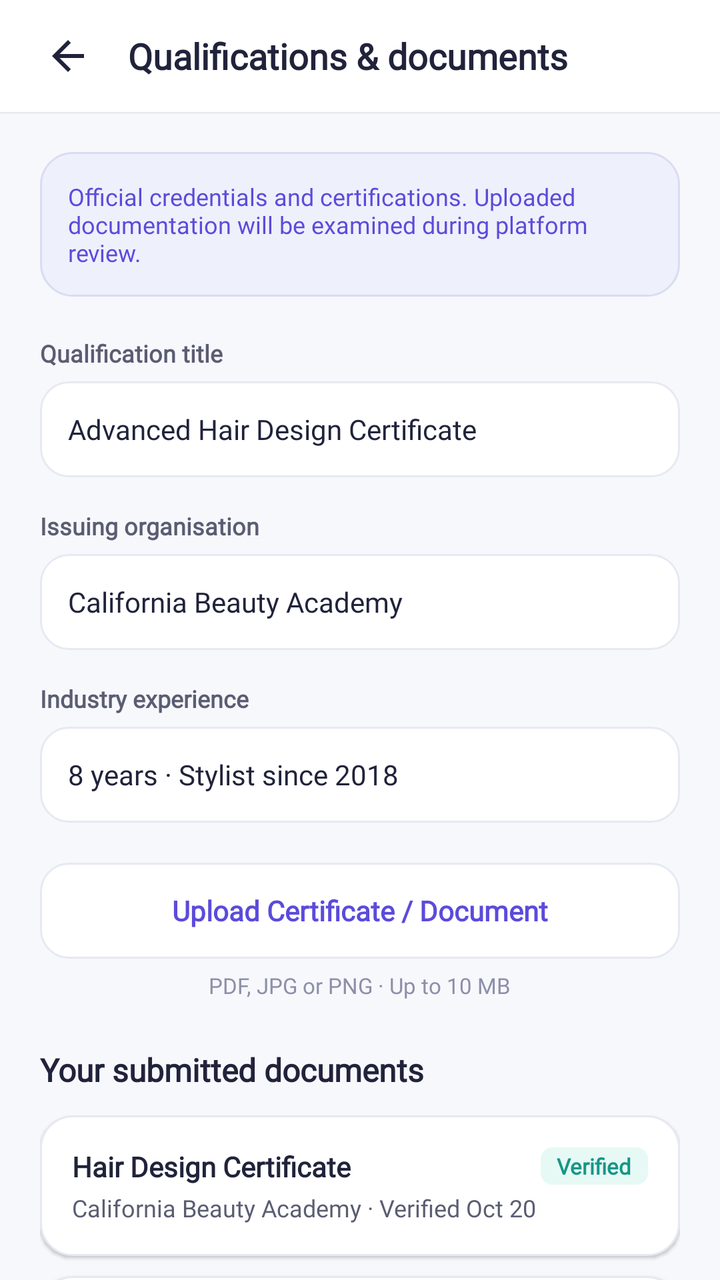
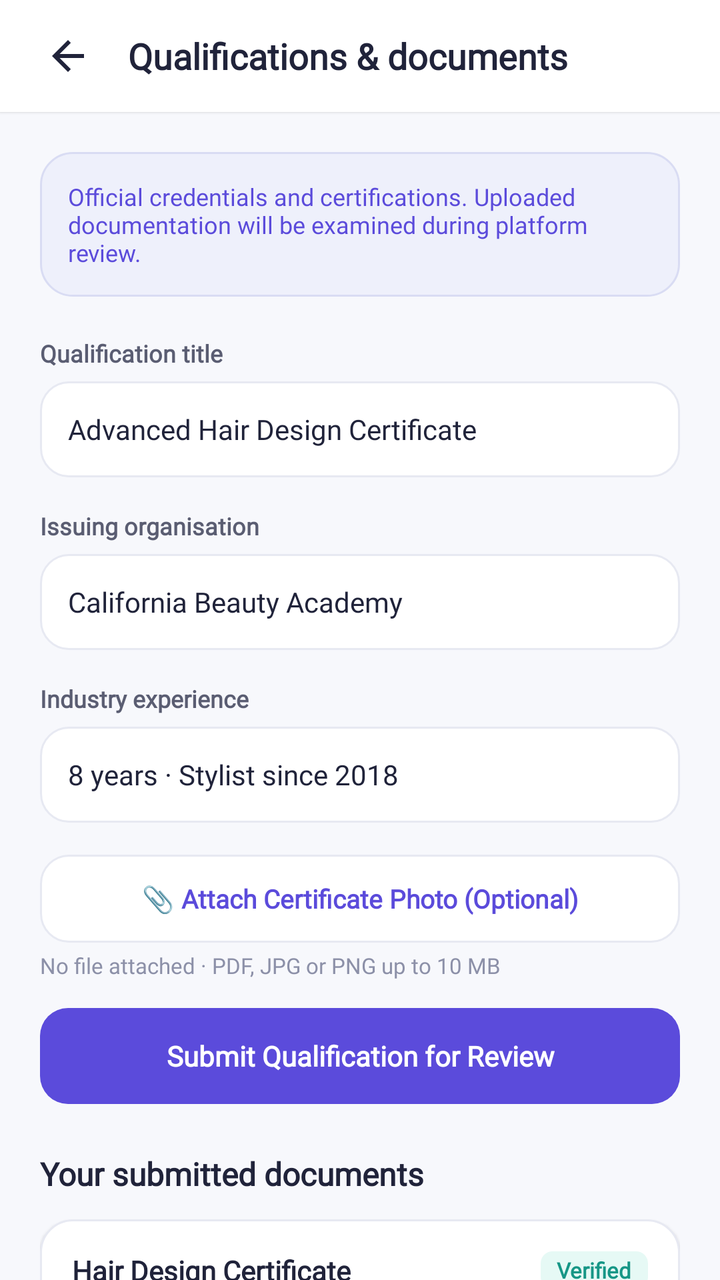

Screens rendered from an Android XML layout before and after an edit, with the pre-edit source and the edit as a unified diff.
<!-- AndroidManifest.xml: application theme Theme.BizBridgeApp -->
<!-- res/layout/fragment_owner_qualifications_documents.xml -->
<?xml version="1.0" encoding="utf-8"?>
<LinearLayout
    xmlns:android="http://schemas.android.com/apk/res/android"
    xmlns:app="http://schemas.android.com/apk/res-auto"
    android:layout_width="match_parent"
    android:layout_height="match_parent"
    android:background="@color/background"
    android:orientation="vertical">

    
    <RelativeLayout
        android:layout_width="match_parent"
        android:layout_height="56dp"
        android:background="@color/surface_white"
        android:elevation="1dp"
        android:paddingStart="16dp"
        android:paddingEnd="16dp">

        <ImageView
            android:id="@+id/btn_back_qualifications"
            android:layout_width="36dp"
            android:layout_height="36dp"
            android:layout_centerVertical="true"
            android:background="?attr/selectableItemBackgroundBorderless"
            android:contentDescription="Back"
            android:padding="6dp"
            android:src="@drawable/ic_arrow_back"
            app:tint="@color/text_primary" />

        <TextView
            android:layout_width="wrap_content"
            android:layout_height="wrap_content"
            android:layout_centerVertical="true"
            android:layout_marginStart="12dp"
            android:layout_toEndOf="@id/btn_back_qualifications"
            android:fontFamily="@font/inter_variable"
            android:text="Qualifications &amp; documents"
            android:textColor="@color/text_primary"
            android:textSize="18sp"
            android:textStyle="bold" />
    </RelativeLayout>

    <androidx.core.widget.NestedScrollView
        android:layout_width="match_parent"
        android:layout_height="0dp"
        android:layout_weight="1"
        android:fillViewport="true">

        <LinearLayout
            android:layout_width="match_parent"
            android:layout_height="wrap_content"
            android:orientation="vertical"
            android:padding="20dp">

            
            <TextView
                android:layout_width="match_parent"
                android:layout_height="wrap_content"
                android:background="@drawable/bg_card_lavender"
                android:fontFamily="@font/inter_variable"
                android:padding="14dp"
                android:text="Official credentials and certifications. Uploaded documentation will be examined during platform review."
                android:textColor="@color/primary"
                android:textSize="12sp" />

            
            <TextView
                android:layout_width="wrap_content"
                android:layout_height="wrap_content"
                android:layout_marginTop="20dp"
                android:fontFamily="@font/inter_variable"
                android:text="Qualification title"
                android:textColor="@color/text_secondary"
                android:textSize="12sp"
                android:textStyle="bold" />

            <EditText
                android:id="@+id/et_doc_qualification_title"
                android:layout_width="match_parent"
                android:layout_height="48dp"
                android:layout_marginTop="6dp"
                android:background="@drawable/bg_input_field"
                android:fontFamily="@font/inter_variable"
                android:paddingStart="14dp"
                android:paddingEnd="14dp"
                android:text="Advanced Hair Design Certificate"
                android:textColor="@color/text_primary"
                android:textSize="14sp" />

            
            <TextView
                android:layout_width="wrap_content"
                android:layout_height="wrap_content"
                android:layout_marginTop="16dp"
                android:fontFamily="@font/inter_variable"
                android:text="Issuing organisation"
                android:textColor="@color/text_secondary"
                android:textSize="12sp"
                android:textStyle="bold" />

            <EditText
                android:id="@+id/et_doc_issuing_org"
                android:layout_width="match_parent"
                android:layout_height="48dp"
                android:layout_marginTop="6dp"
                android:background="@drawable/bg_input_field"
                android:fontFamily="@font/inter_variable"
                android:paddingStart="14dp"
                android:paddingEnd="14dp"
                android:text="California Beauty Academy"
                android:textColor="@color/text_primary"
                android:textSize="14sp" />

            
            <TextView
                android:layout_width="wrap_content"
                android:layout_height="wrap_content"
                android:layout_marginTop="16dp"
                android:fontFamily="@font/inter_variable"
                android:text="Industry experience"
                android:textColor="@color/text_secondary"
                android:textSize="12sp"
                android:textStyle="bold" />

            <EditText
                android:id="@+id/et_doc_experience"
                android:layout_width="match_parent"
                android:layout_height="48dp"
                android:layout_marginTop="6dp"
                android:background="@drawable/bg_input_field"
                android:fontFamily="@font/inter_variable"
                android:paddingStart="14dp"
                android:paddingEnd="14dp"
                android:text="8 years · Stylist since 2018"
                android:textColor="@color/text_primary"
                android:textSize="14sp" />

            
            <androidx.appcompat.widget.AppCompatButton
                android:id="@+id/btn_upload_document"
                android:layout_width="match_parent"
                android:layout_height="48dp"
                android:layout_marginTop="20dp"
                android:background="@drawable/bg_button_secondary"
                android:fontFamily="@font/inter_variable"
                android:stateListAnimator="@null"
                android:text="Upload Certificate / Document"
                android:textAllCaps="false"
                android:textColor="@color/primary"
                android:textSize="14sp"
                android:textStyle="bold" />

            <TextView
                android:layout_width="wrap_content"
                android:layout_height="wrap_content"
                android:layout_gravity="center_horizontal"
                android:layout_marginTop="6dp"
                android:fontFamily="@font/inter_variable"
                android:text="PDF, JPG or PNG · Up to 10 MB"
                android:textColor="@color/text_muted"
                android:textSize="11sp" />

            
            <TextView
                android:layout_width="wrap_content"
                android:layout_height="wrap_content"
                android:layout_marginTop="24dp"
                android:fontFamily="@font/inter_variable"
                android:text="Your submitted documents"
                android:textColor="@color/text_primary"
                android:textSize="16sp"
                android:textStyle="bold" />

            <LinearLayout
                android:id="@+id/ll_submitted_documents_container"
                android:layout_width="match_parent"
                android:layout_height="wrap_content"
                android:orientation="vertical">

            
            <LinearLayout
                android:layout_width="match_parent"
                android:layout_height="wrap_content"
                android:layout_marginTop="12dp"
                android:background="@drawable/bg_card_white"
                android:elevation="1dp"
                android:orientation="vertical"
                android:padding="16dp">

                <RelativeLayout
                    android:layout_width="match_parent"
                    android:layout_height="wrap_content">

                    <TextView
                        android:layout_width="wrap_content"
                        android:layout_height="wrap_content"
                        android:fontFamily="@font/inter_variable"
                        android:text="Hair Design Certificate"
                        android:textColor="@color/text_primary"
                        android:textSize="14sp"
                        android:textStyle="bold" />

                    <TextView
                        android:layout_width="wrap_content"
                        android:layout_height="wrap_content"
                        android:layout_alignParentEnd="true"
                        android:background="@drawable/bg_tag_verified"
                        android:fontFamily="@font/inter_variable"
                        android:paddingStart="8dp"
                        android:paddingEnd="8dp"
                        android:paddingTop="2dp"
                        android:paddingBottom="2dp"
                        android:text="Verified"
                        android:textColor="@color/secondary_dark"
                        android:textSize="11sp"
                        android:textStyle="bold" />
                </RelativeLayout>

                <TextView
                    android:layout_width="wrap_content"
                    android:layout_height="wrap_content"
                    android:layout_marginTop="3dp"
                    android:fontFamily="@font/inter_variable"
                    android:text="California Beauty Academy · Verified Oct 20"
                    android:textColor="@color/text_secondary"
                    android:textSize="12sp" />
            </LinearLayout>

            
            <LinearLayout
                android:layout_width="match_parent"
                android:layout_height="wrap_content"
                android:layout_marginTop="10dp"
                android:background="@drawable/bg_card_white"
                android:elevation="1dp"
                android:orientation="vertical"
                android:padding="16dp">

                <RelativeLayout
                    android:layout_width="match_parent"
                    android:layout_height="wrap_content">

                    <TextView
                        android:layout_width="wrap_content"
                        android:layout_height="wrap_content"
                        android:fontFamily="@font/inter_variable"
                        android:text="Advanced Color Systems"
                        android:textColor="@color/text_primary"
                        android:textSize="14sp"
                        android:textStyle="bold" />

                    <TextView
                        android:layout_width="wrap_content"
                        android:layout_height="wrap_content"
                        android:layout_alignParentEnd="true"
                        android:background="@drawable/bg_badge_pending"
                        android:fontFamily="@font/inter_variable"
                        android:paddingStart="8dp"
                        android:paddingEnd="8dp"
                        android:paddingTop="2dp"
                        android:paddingBottom="2dp"
                        android:text="Pending"
                        android:textColor="@color/badge_pending_text"
                        android:textSize="11sp"
                        android:textStyle="bold" />
                </RelativeLayout>

                <TextView
                    android:layout_width="wrap_content"
                    android:layout_height="wrap_content"
                    android:layout_marginTop="3dp"
                    android:fontFamily="@font/inter_variable"
                    android:text="Submitted Oct 22 · Review pending"
                    android:textColor="@color/text_secondary"
                    android:textSize="12sp" />
            </LinearLayout>

            
            <LinearLayout
                android:layout_width="match_parent"
                android:layout_height="wrap_content"
                android:layout_marginTop="10dp"
                android:layout_marginBottom="24dp"
                android:background="@drawable/bg_card_white"
                android:elevation="1dp"
                android:orientation="vertical"
                android:padding="16dp">

                <RelativeLayout
                    android:layout_width="match_parent"
                    android:layout_height="wrap_content">

                    <TextView
                        android:layout_width="wrap_content"
                        android:layout_height="wrap_content"
                        android:fontFamily="@font/inter_variable"
                        android:text="Experience letter"
                        android:textColor="@color/text_primary"
                        android:textSize="14sp"
                        android:textStyle="bold" />

                    <TextView
                        android:layout_width="wrap_content"
                        android:layout_height="wrap_content"
                        android:layout_alignParentEnd="true"
                        android:background="@drawable/bg_badge_rejected"
                        android:fontFamily="@font/inter_variable"
                        android:paddingStart="8dp"
                        android:paddingEnd="8dp"
                        android:paddingTop="2dp"
                        android:paddingBottom="2dp"
                        android:text="Rejected"
                        android:textColor="@color/error_text"
                        android:textSize="11sp"
                        android:textStyle="bold" />
                </RelativeLayout>

                <TextView
                    android:layout_width="wrap_content"
                    android:layout_height="wrap_content"
                    android:layout_marginTop="3dp"
                    android:fontFamily="@font/inter_variable"
                    android:text="Dates are not legible. Upload a clearer copy."
                    android:textColor="@color/error_text"
                    android:textSize="12sp" />

                <TextView
                    android:id="@+id/btn_resubmit_document"
                    android:layout_width="wrap_content"
                    android:layout_height="wrap_content"
                    android:layout_marginTop="8dp"
                    android:fontFamily="@font/inter_variable"
                    android:text="Resubmit document →"
                    android:textColor="@color/primary"
                    android:textSize="12sp"
                    android:textStyle="bold" />
            </LinearLayout>
            </LinearLayout>

        </LinearLayout>
    </androidx.core.widget.NestedScrollView>

</LinearLayout>
<!-- resources referenced by this layout -->
<resources>
  <color name="background">#F7F8FC</color>
  <color name="badge_pending_text">#D97706</color>
  <color name="error_text">#DC2626</color>
  <color name="primary">#5B4BDB</color>
  <color name="secondary_dark">#169686</color>
  <color name="surface_white">#FFFFFF</color>
  <color name="text_muted">#8C90A8</color>
  <color name="text_primary">#20233A</color>
  <color name="text_secondary">#5A5D72</color>
  <!-- drawable bg_badge_pending (drawable) -->
  <?xml version="1.0" encoding="utf-8"?>
  <shape xmlns:android="http://schemas.android.com/apk/res/android"
      android:shape="rectangle">
      <solid android:color="@color/badge_pending_bg" />
      <corners android:radius="6dp" />
  </shape>
  <!-- drawable bg_badge_rejected (drawable) -->
  <?xml version="1.0" encoding="utf-8"?>
  <shape xmlns:android="http://schemas.android.com/apk/res/android"
      android:shape="rectangle">
      <solid android:color="@color/badge_rejected_bg" />
      <corners android:radius="6dp" />
  </shape>
  <!-- drawable bg_card_lavender (drawable) -->
  <?xml version="1.0" encoding="utf-8"?>
  <shape xmlns:android="http://schemas.android.com/apk/res/android"
      android:shape="rectangle">
      <solid android:color="@color/primary_light" />
      <stroke
          android:width="@dimen/stroke_subtle"
          android:color="@color/primary_light_border" />
      <corners android:radius="@dimen/radius_card" />
  </shape>
  <!-- drawable bg_card_white (drawable) -->
  <?xml version="1.0" encoding="utf-8"?>
  <shape xmlns:android="http://schemas.android.com/apk/res/android"
      android:shape="rectangle">
      <solid android:color="@color/surface_white" />
      <stroke
          android:width="@dimen/stroke_subtle"
          android:color="@color/border_subtle" />
      <corners android:radius="@dimen/radius_card" />
  </shape>
  <!-- drawable bg_tag_verified (drawable) -->
  <?xml version="1.0" encoding="utf-8"?>
  <shape xmlns:android="http://schemas.android.com/apk/res/android"
      android:shape="rectangle">
      <solid android:color="@color/secondary_light" />
      <corners android:radius="6dp" />
  </shape>
  <!-- drawable ic_arrow_back (drawable) -->
  <vector xmlns:android="http://schemas.android.com/apk/res/android"
      android:width="24dp"
      android:height="24dp"
      android:viewportWidth="24"
      android:viewportHeight="24">
      <path
          android:fillColor="#20233A"
          android:pathData="M20,11H7.83l5.59,-5.59L12,4l-8,8 8,8 1.41,-1.41L7.83,13H20v-2z" />
  </vector>
  <style name="Theme.BizBridgeApp" parent="Base.Theme.BizBridgeApp" />
  <color name="badge_pending_bg">#FFF4E5</color>
  <color name="badge_rejected_bg">#FEE2E2</color>
  <dimen name="stroke_subtle">1dp</dimen>
  <color name="border_subtle">#E7E9F2</color>
  <dimen name="radius_button">14dp</dimen>
  <color name="primary_light">#EEF0FB</color>
  <color name="primary_light_border">#D9DCF3</color>
  <dimen name="radius_card">16dp</dimen>
  <dimen name="stroke_focused">1.5dp</dimen>
  <color name="border_focused">#5B4BDB</color>
  <dimen name="radius_input">14dp</dimen>
  <color name="secondary_light">#E6F9F5</color>
  <color name="white">#FFFFFFFF</color>
  <color name="secondary">#20B8A6</color>
  <!-- unchanged entries left out for length: 3 -->
</resources>

<!-- the commit's change to res/layout/fragment_owner_qualifications_documents.xml (unified diff, before → after) -->
@@ -136,29 +136,50 @@
                 android:textSize="14sp" />
 
             
+            <LinearLayout
+                android:layout_width="match_parent"
+                android:layout_height="wrap_content"
+                android:layout_marginTop="16dp"
+                android:orientation="vertical">
+
+                <androidx.appcompat.widget.AppCompatButton
+                    android:id="@+id/btn_select_doc_file"
+                    android:layout_width="match_parent"
+                    android:layout_height="44dp"
+                    android:background="@drawable/bg_button_secondary"
+                    android:fontFamily="@font/inter_variable"
+                    android:stateListAnimator="@null"
+                    android:text="📎 Attach Certificate Photo (Optional)"
+                    android:textAllCaps="false"
+                    android:textColor="@color/primary"
+                    android:textSize="13sp"
+                    android:textStyle="bold" />
+
+                <TextView
+                    android:id="@+id/tv_attached_file_status"
+                    android:layout_width="wrap_content"
+                    android:layout_height="wrap_content"
+                    android:layout_marginTop="4dp"
+                    android:fontFamily="@font/inter_variable"
+                    android:text="No file attached · PDF, JPG or PNG up to 10 MB"
+                    android:textColor="@color/text_muted"
+                    android:textSize="11sp" />
+            </LinearLayout>
+
+            
             <androidx.appcompat.widget.AppCompatButton
                 android:id="@+id/btn_upload_document"
                 android:layout_width="match_parent"
                 android:layout_height="48dp"
-                android:layout_marginTop="20dp"
-                android:background="@drawable/bg_button_secondary"
+                android:layout_marginTop="14dp"
+                android:background="@drawable/bg_button_primary"
                 android:fontFamily="@font/inter_variable"
                 android:stateListAnimator="@null"
-                android:text="Upload Certificate / Document"
+                android:text="Submit Qualification for Review"
                 android:textAllCaps="false"
-                android:textColor="@color/primary"
+                android:textColor="@color/surface_white"
                 android:textSize="14sp"
                 android:textStyle="bold" />
-
-            <TextView
-                android:layout_width="wrap_content"
-                android:layout_height="wrap_content"
-                android:layout_gravity="center_horizontal"
-                android:layout_marginTop="6dp"
-                android:fontFamily="@font/inter_variable"
-                android:text="PDF, JPG or PNG · Up to 10 MB"
-                android:textColor="@color/text_muted"
-                android:textSize="11sp" />
 
             
             <TextView
<!-- resource entries referenced after the edit -->
@@ -23,6 +23,17 @@
       <solid android:color="@color/badge_rejected_bg" />
       <corners android:radius="6dp" />
   </shape>
+  <!-- drawable bg_button_primary (drawable) -->
+  <?xml version="1.0" encoding="utf-8"?>
+  <ripple xmlns:android="http://schemas.android.com/apk/res/android"
+      android:color="#33FFFFFF">
+      <item>
+          <shape android:shape="rectangle">
+              <solid android:color="@color/primary" />
+              <corners android:radius="@dimen/radius_button" />
+          </shape>
+      </item>
+  </ripple>
   <!-- drawable bg_card_lavender (drawable) -->
   <?xml version="1.0" encoding="utf-8"?>
   <shape xmlns:android="http://schemas.android.com/apk/res/android"
